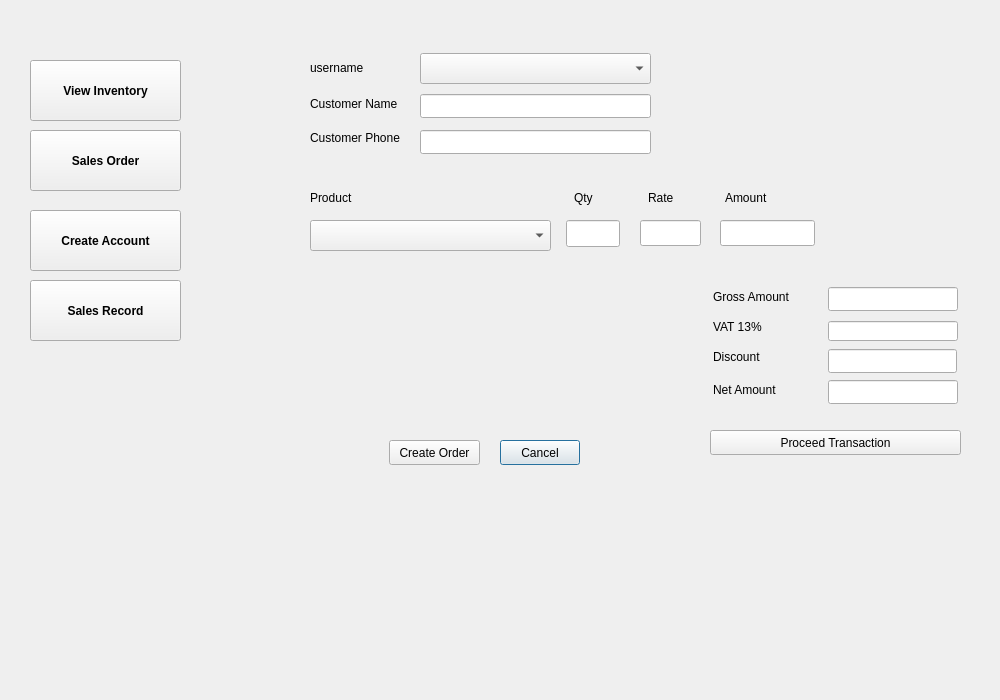
Above: order.ui from Aromakc/Retailhub before the change. Below: the same form after it.
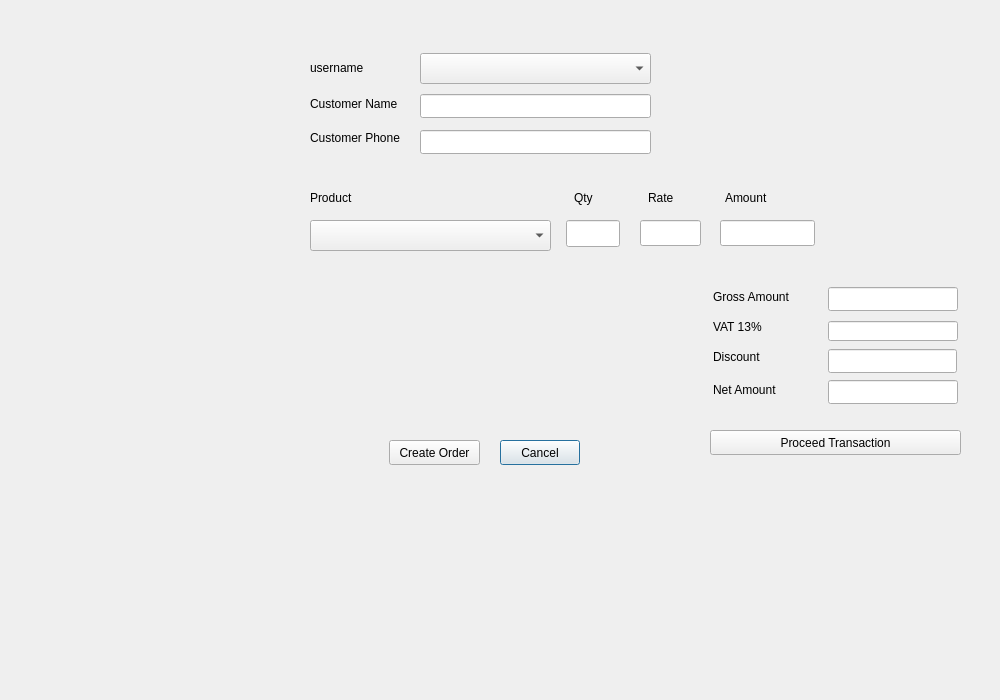
That is the form after the change.

```diff
--- a/order.ui
+++ b/order.ui
@@ -320,86 +320,6 @@
     <string>Proceed Transaction</string>
    </property>
   </widget>
-  <widget class="QPushButton" name="sales_order">
-   <property name="geometry">
-    <rect>
-     <x>30</x>
-     <y>130</y>
-     <width>151</width>
-     <height>61</height>
-    </rect>
-   </property>
-   <property name="font">
-    <font>
-     <weight>75</weight>
-     <bold>true</bold>
-     <strikeout>false</strikeout>
-    </font>
-   </property>
-   <property name="text">
-    <string>Sales Order</string>
-   </property>
-  </widget>
-  <widget class="QPushButton" name="pushButton_vinv">
-   <property name="geometry">
-    <rect>
-     <x>30</x>
-     <y>60</y>
-     <width>151</width>
-     <height>61</height>
-    </rect>
-   </property>
-   <property name="font">
-    <font>
-     <weight>75</weight>
-     <bold>true</bold>
-     <strikeout>false</strikeout>
-    </font>
-   </property>
-   <property name="text">
-    <string>View Inventory</string>
-   </property>
-  </widget>
-  <widget class="QPushButton" name="create_account">
-   <property name="geometry">
-    <rect>
-     <x>30</x>
-     <y>210</y>
-     <width>151</width>
-     <height>61</height>
-    </rect>
-   </property>
-   <property name="font">
-    <font>
-     <weight>75</weight>
-     <bold>true</bold>
-     <strikeout>false</strikeout>
-    </font>
-   </property>
-   <property name="text">
-    <string>Create Account</string>
-   </property>
-  </widget>
-  <widget class="QPushButton" name="report">
-   <property name="geometry">
-    <rect>
-     <x>30</x>
-     <y>280</y>
-     <width>151</width>
-     <height>61</height>
-    </rect>
-   </property>
-   <property name="font">
-    <font>
-     <weight>75</weight>
-     <bold>true</bold>
-     <strikeout>false</strikeout>
-    </font>
-   </property>
-   <property name="text">
-    <string>Sales Record</string>
-   </property>
-  </widget>
  </widget>
  <resources/>
  <connections/>
```
